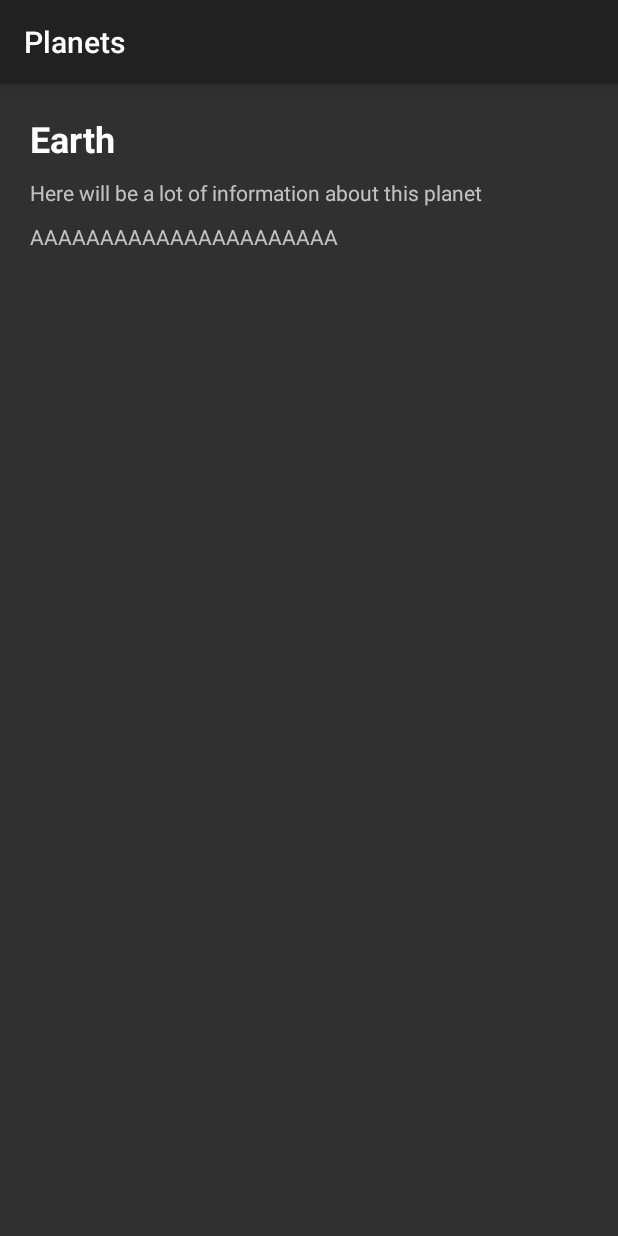
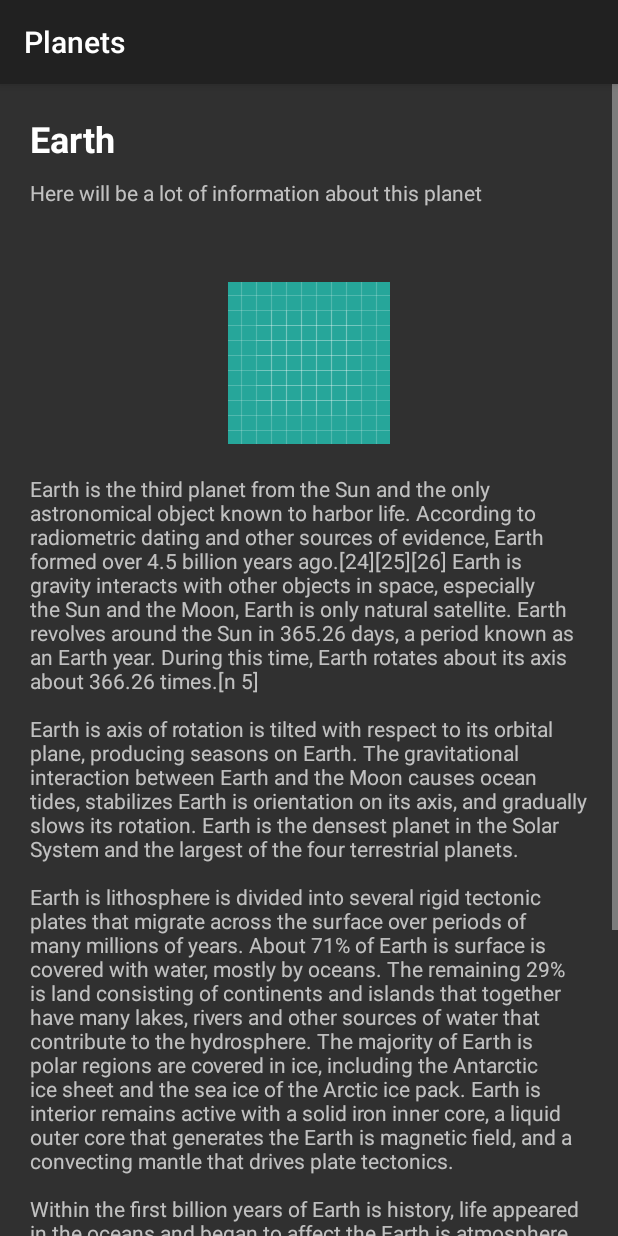
Before and after one commit to erlangshen312/solar_system, an Android app: the screen it shows after launch (DetailActivity), after a tap on "Earth", on a phone screen of 412 x 824 dp. Run offline under Robolectric (Android 15) with nearby library versions, the phone set to English and light mode, and no system bars.

Commit message:
added planets images, PlanetsAdapter is updated, database also is changed

```diff
--- a/app/src/main/java/kg/enesaitech/planets/activity/DetailActivity.java
+++ b/app/src/main/java/kg/enesaitech/planets/activity/DetailActivity.java
@@ -3,6 +3,7 @@ package kg.enesaitech.planets.activity;
 import android.app.Activity;
 import android.support.v7.app.AppCompatActivity;
 import android.os.Bundle;
+import android.widget.ImageView;
 import android.widget.TextView;
 import android.widget.Toast;
 
@@ -13,6 +14,7 @@ import kg.enesaitech.planets.db.Planets;
 public class DetailActivity extends Activity {
 
     TextView nameTV, noteTV, descriptionTV;
+    ImageView imageIV;
 
     int planet_id;
     Database db = new Database(this);
--- a/app/src/main/java/kg/enesaitech/planets/db/Database.java
+++ b/app/src/main/java/kg/enesaitech/planets/db/Database.java
@@ -36,9 +36,27 @@ public class Database extends SQLiteOpenHelper {
         db.execSQL(SQL_PLANETS);
 
         db.execSQL("insert into sql_planets(id, name, note, image, description) values" +
-                "(1, 'Earth' , 'Here will be a lot of information about this planet', 'earth' , 'AAAAAAAAAAAAAAAAAAAAAA'), " +
-                "(2, 'Jupiter' , 'Here will be a lot of information about this planet', 'jupiter' , 'BBBBBBBBBBBBBBBBBBBBBBBBB'), " +
-                "(3, 'Mars' , 'Here will be a lot of information about this planet', 'mars', 'CCCCCCCCCCCCCCCCCCCCCCC') "
+                "(1, 'Mercury' , 'Here will be a lot of information about this planet', 'mercuri' , 'AAAAAAAAAAAAAAAAAAAAAA'), " +
+                "(2, 'Venus' , 'Here will be a lot of information about this planet', 'venus' , 'BBBBBBBBBBBBBBBBBBBBBBBBB'), " +
+                "(3, 'Earth' , 'Here will be a lot of information about this planet', 'earth', 'Earth is the third planet from the Sun and the only astronomical object known to harbor life. According to radiometric dating and other sources of evidence, Earth formed over 4.5 billion years ago.[24][25][26] Earth is gravity interacts with other objects in space, especially the Sun and the Moon, Earth is only natural satellite. Earth revolves around the Sun in 365.26 days, a period known as an Earth year. During this time, Earth rotates about its axis about 366.26 times.[n 5]\n" +
+                "\n" +
+                "Earth is axis of rotation is tilted with respect to its orbital plane, producing seasons on Earth. The gravitational interaction between Earth and the Moon causes ocean tides, stabilizes Earth is orientation on its axis, and gradually slows its rotation. Earth is the densest planet in the Solar System and the largest of the four terrestrial planets.\n" +
+                "\n" +
+                "Earth is lithosphere is divided into several rigid tectonic plates that migrate across the surface over periods of many millions of years. About 71% of Earth is surface is covered with water, mostly by oceans. The remaining 29% is land consisting of continents and islands that together have many lakes, rivers and other sources of water that contribute to the hydrosphere. The majority of Earth is polar regions are covered in ice, including the Antarctic ice sheet and the sea ice of the Arctic ice pack. Earth is interior remains active with a solid iron inner core, a liquid outer core that generates the Earth is magnetic field, and a convecting mantle that drives plate tectonics.\n" +
+                "\n" +
+                "Within the first billion years of Earth is history, life appeared in the oceans and began to affect the Earth is atmosphere and surface, leading to the proliferation of aerobic and anaerobic organisms. Some geological evidence indicates that life may have arisen as much as 4.1 billion years ago. Since then, the combination of Earth is distance from the Sun, physical properties, and geological history have allowed life to evolve and thrive. In the history of the Earth, biodiversity has gone through long periods of expansion, occasionally punctuated by mass extinction events. Over 99% of all species that ever lived on Earth are extinct. Estimates of the number of species on Earth today vary widely; most species have not been described. Over 7.6 billion humans live on Earth and depend on its biosphere and natural resources for their survival. Humans have developed diverse societies and cultures; politically, the world has about 200 sovereign states.'), " +
+                "(4, 'Mars' , 'Here will be a lot of information about this planet', 'mars', 'CCCCCCCCCCCCCCCCCCCCCCC'), " +
+                "(5, 'Jupiter' , 'Here will be a lot of information about this planet', 'jupiter', 'CCCCCCCCCCCCCCCCCCCCCCC'), " +
+                "(6, 'Saturn' , 'Here will be a lot of information about this planet', 'saturn', 'CCCCCCCCCCCCCCCCCCCCCCC'), " +
+                "(7, 'Uranus' , 'Here will be a lot of information about this planet', 'uranus', 'CCCCCCCCCCCCCCCCCCCCCCC'), " +
+                "(8, 'Neptune' , 'Here will be a lot of information about this planet', 'neptun', 'CCCCCCCCCCCCCCCCCCCCCCC'), " +
+                "(9, 'Pluto' , 'Here will be a lot of information about this planet', 'pluto', 'CCCCCCCCCCCCCCCCCCCCCCC'), " +
+                "(10, 'Sun' , 'Here will be a lot of information about this planet', 'sun', 'CCCCCCCCCCCCCCCCCCCCCCC'), " +
+                "(11, 'Moon' , 'Here will be a lot of information about this planet', 'moon', 'CCCCCCCCCCCCCCCCCCCCCCC'), " +
+                "(12, 'Asteroid' , 'Here will be a lot of information about this planet', 'asteroid', 'CCCCCCCCCCCCCCCCCCCCCCC'), " +
+                "(13, 'Comets' , 'Here will be a lot of information about this planet', 'comets', 'CCCCCCCCCCCCCCCCCCCCCCC'), " +
+                "(14, 'Black Hole' , 'Here will be a lot of information about this planet', 'blackhole', 'CCCCCCCCCCCCCCCCCCCCCCC'), " +
+                "(15, 'Galaxy' , 'Here will be a lot of information about this planet', 'galaxy', 'CCCCCCCCCCCCCCCCCCCCCCC') "
         );
     }
 
--- a/app/src/main/res/layout/activity_detail.xml
+++ b/app/src/main/res/layout/activity_detail.xml
@@ -40,6 +40,14 @@
                 android:paddingBottom="10dp"
                 android:text="NOTE" />
 
+            <ImageView
+                android:id="@+id/image_of_planet_detail"
+                android:layout_width="match_parent"
+                android:layout_height="wrap_content"
+                android:paddingBottom="20dp"
+                android:paddingTop="40dp"
+                android:src="@drawable/ic_launcher_background" />
+
             <TextView
                 android:id="@+id/description_of_planet_detail"
                 android:layout_width="match_parent"
```
